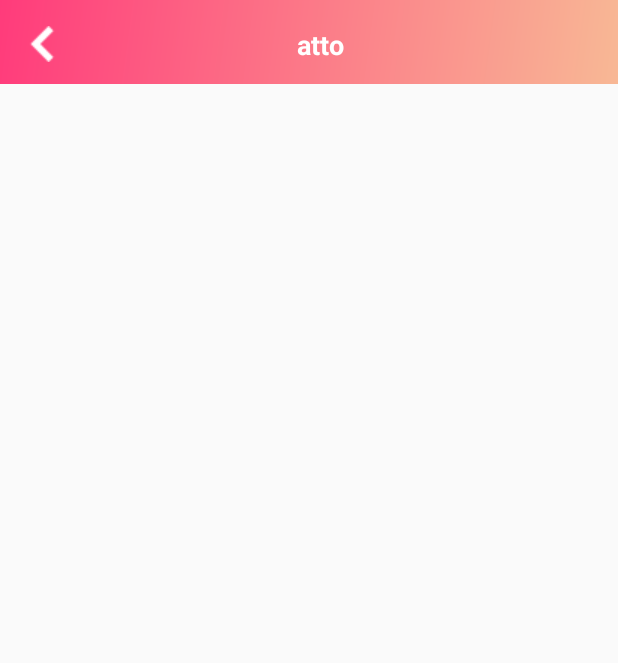
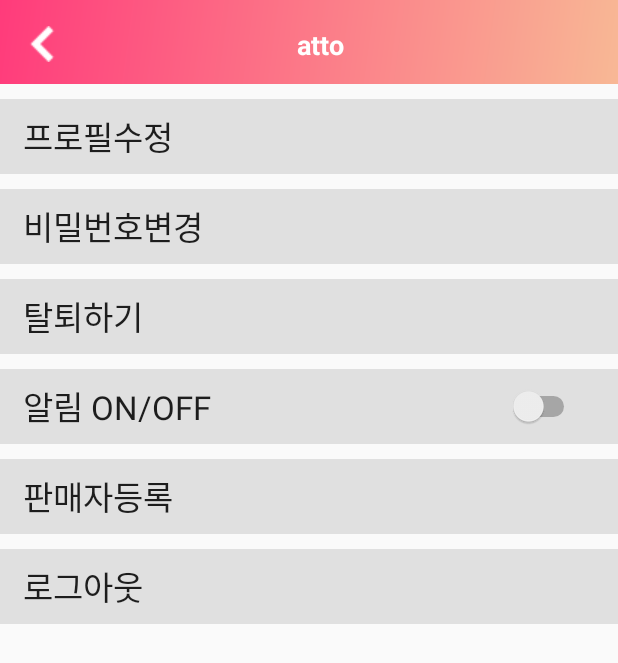
Before and after one commit to wjscksdnd11/ATTO, an Android app: the layout activity_my_page_setting.xml on its own in the app's theme, with its tools: preview values and no code run, on a phone screen of 412 x 824 dp. Shown: the top 663 px of the screen. Run offline under Robolectric (Android 15) with nearby library versions, the light colour scheme and no system bars; Roboto replaces fonts that are not available here.

Commit message:
Mypagesetting 유아이 수정

```diff
--- a/app/src/main/java/com/atto/developers/atto/MyPageSettingActivity.java
+++ b/app/src/main/java/com/atto/developers/atto/MyPageSettingActivity.java
@@ -24,16 +24,16 @@
                 finish();
             }
         });
-        TextView textView = (TextView) toolbar.findViewById(R.id.text_title);
-        textView.setText(R.string.activity_my_page_setting);
-
-
-        Button btn = (Button) findViewById(R.id.btn_complete_update); // 수정 완료 버튼
-        btn.setOnClickListener(new View.OnClickListener() {
-            @Override
-            public void onClick(View view) {
-                finish();
-            }
-        });
+//        TextView textView = (TextView) toolbar.findViewById(R.id.text_title);
+//        textView.setText(R.string.activity_my_page_setting);
+//
+//
+//        Button btn = (Button) findViewById(R.id.btn_complete_update); // 수정 완료 버튼
+//        btn.setOnClickListener(new View.OnClickListener() {
+//            @Override
+//            public void onClick(View view) {
+//                finish();
+//            }
+//        });
     }
 }
--- a/app/src/main/res/layout/activity_my_page_setting.xml
+++ b/app/src/main/res/layout/activity_my_page_setting.xml
@@ -19,4 +19,120 @@
         </include>
     </android.support.v7.widget.Toolbar>
 
+    <TextView
+        android:layout_width="match_parent"
+        android:layout_height="50dp"
+        android:textAppearance="?android:attr/textAppearanceLarge"
+        android:text="@string/text_key_setting_profile"
+        android:background="@color/color_layout"
+        android:id="@+id/key_setting_profile"
+        android:layout_below="@+id/main_toolbar"
+        android:layout_alignParentLeft="true"
+        android:layout_alignParentStart="true"
+        android:gravity="center_vertical"
+        android:layout_marginTop="10dp"
+        android:paddingLeft="15dp" />
+
+    <TextView
+        android:layout_width="match_parent"
+        android:layout_height="50dp"
+        android:textAppearance="?android:attr/textAppearanceLarge"
+        android:text="@string/text_key_change_password"
+        android:background="@color/color_layout"
+        android:id="@+id/key_change_password"
+        android:layout_below="@+id/key_setting_profile"
+        android:layout_alignParentLeft="true"
+        android:layout_alignParentStart="true"
+        android:gravity="center_vertical"
+        android:layout_marginTop="10dp"
+        android:paddingLeft="15dp" />
+
+    <TextView
+        android:layout_width="match_parent"
+        android:layout_height="50dp"
+        android:textAppearance="?android:attr/textAppearanceLarge"
+        android:text="@string/text_key_change_address"
+        android:background="@color/color_layout"
+        android:id="@+id/key_change_address"
+        android:layout_below="@+id/key_change_password"
+        android:layout_alignParentLeft="true"
+        android:layout_alignParentStart="true"
+        android:gravity="center_vertical"
+        android:layout_marginTop="10dp"
+        android:paddingLeft="15dp" />
+
+    <LinearLayout
+        android:orientation="horizontal"
+        android:layout_width="match_parent"
+        android:layout_height="50dp"
+        android:background="@color/color_layout"
+        android:layout_below="@+id/key_change_address"
+        android:layout_alignParentLeft="true"
+        android:layout_alignParentStart="true"
+        android:id="@+id/linearLayout2"
+        android:layout_marginTop="10dp">
+
+        <TextView
+            android:layout_width="wrap_content"
+            android:layout_height="wrap_content"
+            android:textAppearance="?android:attr/textAppearanceLarge"
+            android:text="@string/text_key_alert_setting"
+            android:id="@+id/key_alert_setting"
+            android:layout_weight="1"
+            android:layout_gravity="center_vertical"
+            android:paddingLeft="15dp" />
+
+        <Switch
+            android:layout_width="wrap_content"
+            android:layout_height="wrap_content"
+            android:id="@+id/switch1"
+            android:background="@color/color_layout"
+            android:checked="false"
+            android:layout_marginRight="25dp"
+            android:layout_gravity="center_vertical" />
+
+    </LinearLayout>
+
+    <TextView
+        android:layout_width="match_parent"
+        android:layout_height="50dp"
+        android:textAppearance="?android:attr/textAppearanceLarge"
+        android:text="@string/text_key_register_maker"
+        android:background="@color/color_layout"
+        android:id="@+id/key_register_maker"
+        android:layout_below="@+id/linearLayout2"
+        android:layout_alignParentLeft="true"
+        android:layout_alignParentStart="true"
+        android:gravity="center_vertical"
+        android:layout_marginTop="10dp"
+        android:paddingLeft="15dp" />
+
+    <TextView
+        android:layout_width="match_parent"
+        android:layout_height="50dp"
+        android:textAppearance="?android:attr/textAppearanceLarge"
+        android:text="@string/text_key_logout"
+        android:background="@color/color_layout"
+        android:id="@+id/key_logout"
+        android:layout_below="@+id/key_register_maker"
+        android:layout_alignParentLeft="true"
+        android:layout_alignParentStart="true"
+        android:gravity="center_vertical"
+        android:layout_marginTop="10dp"
+        android:paddingLeft="15dp" />
+
+    <TextView
+        android:layout_width="match_parent"
+        android:layout_height="50dp"
+        android:textAppearance="?android:attr/textAppearanceLarge"
+        android:text="@string/text_key_leave_atto"
+        android:background="@color/color_layout"
+        android:id="@+id/key_leave_atto"
+        android:layout_below="@+id/key_change_password"
+        android:layout_alignParentLeft="true"
+        android:layout_alignParentStart="true"
+        android:gravity="center_vertical"
+        android:layout_marginTop="10dp"
+        android:paddingLeft="15dp" />
+
 </RelativeLayout>
--- a/app/src/main/res/values/strings.xml
+++ b/app/src/main/res/values/strings.xml
@@ -80,7 +80,16 @@
     <string name="activity_accept_wait">수락대기 중인 거래</string>
 
 
-    AccountLeaveActivity
+   <!-- 마이페이지설정 -->
+    <string name="activity_mypage_setting">설정</string>
+    <string name="text_key_setting_profile">프로필수정</string>
+    <string name="text_key_change_password">비밀번호변경</string>
+    <string name="text_key_change_address">주소변경</string>
+    <string name="text_key_alert_setting">알림 ON/OFF</string>
+    <string name="text_key_register_maker">판매자등록</string>
+    <string name="text_key_logout">로그아웃</string>
+    <string name="text_key_leave_atto">탈퇴하기</string>
+
 
     <!-- 탈퇴 -->
     <string name="activity_leave_account">계정탈퇴</string>
@@ -123,32 +132,6 @@
     <string name="activity_notice">알림</string>
 
 
-    <string name="search_text">search_text</string>
-    <string name="search_maker_text">search_maker_text</string>
-    <string name="search_trade_text">search_trade_text</string>
-    <string name="search_itemphoto_text">search_itemphoto_text</string>
-    <string name="search_more_text">search_more_text</string>
-    <string name="edit_search_hint_text">edit_search_hint_text</string>
-
-    <string name="text_address">Address</string>
-    <string name="btn_update">Update complete</string>
-
-    <string name="btn_post">postcode</string>
-
-
-    <string name="text_btn_login"><b>로그인</b></string>
-    <string name="text_btn_kakao"><b>카카오톡 로그인하기</b></string>
-    <string name="text_signup"><b>회원가입</b></string>
-    <string name="text_guest"><b>로그인없이 둘러보기</b></string>
-    <string name="text_login_id_hint">아이디</string>
-    <string name="text_login_password_hint">비밀번호</string>
-
-    <string name="btn_setting_myprofile">내 프로필 설정</string>
-    <string name="edit_name">닉네임</string>
-    <string name="edit_sex">성별</string>
-    <string name="edit_phone">연락처</string>
-    <string name="activity_search_address">주소 검색</string>
-
 
     <string name="hello_blank_fragment">Hello blank fragment</string>
 </resources>
```
